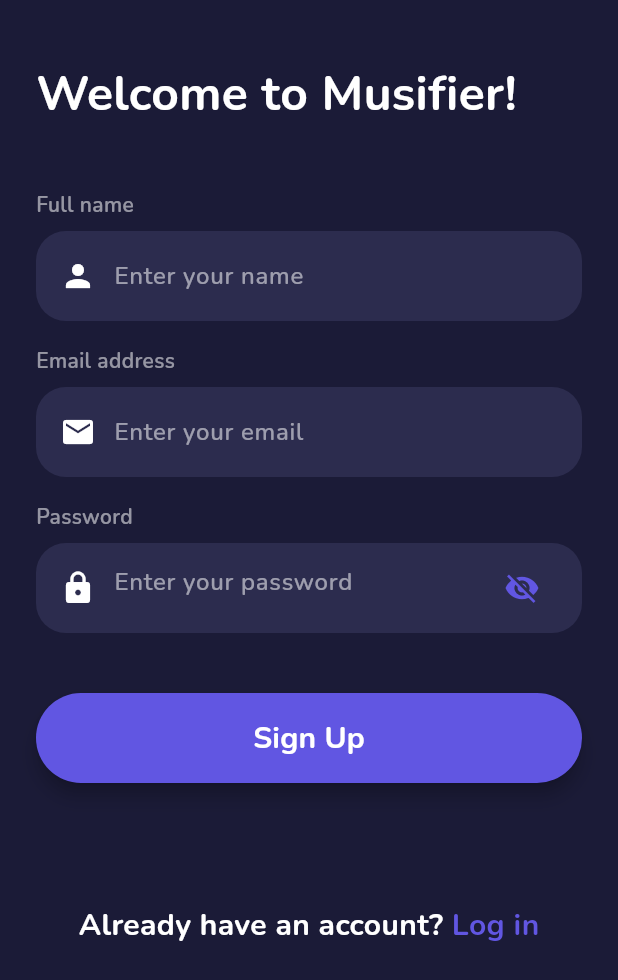
After one commit to tosek4/Musifier, a Flutter app: the SignUpPage screen opened directly, on a phone screen of 412 x 824 dp. The commit adds this screen. Shown: the top 980 px of the screen. Run offline on Flutter 3.47's test engine with Material 3 defaults, Android fonts, the light colour scheme and no system bars.

Commit message:
feat: signup page & update textInput

```diff
--- /dev/null
+++ b/musifier/lib/pages/signupPage.dart
@@ -0,0 +1,118 @@
+import 'package:flutter/material.dart';
+
+import '../widgets/button.dart';
+import '../widgets/textInput.dart';
+
+class SignUpPage extends StatefulWidget {
+  const SignUpPage({Key? key}) : super(key: key);
+
+  @override
+  _SignUpPageState createState() => _SignUpPageState();
+}
+
+class _SignUpPageState extends State<SignUpPage> {
+  final TextEditingController _nameController = TextEditingController();
+  final TextEditingController _emailController = TextEditingController();
+  final TextEditingController _passwordController = TextEditingController();
+
+  @override
+  void dispose() {
+    _nameController.dispose();
+    _emailController.dispose();
+    _passwordController.dispose();
+    super.dispose();
+  }
+
+  void _handleSignUp() {
+    print('Name: ${_nameController.text}');
+    print('Email: ${_emailController.text}');
+    print('Password: ${_passwordController.text}');
+  }
+
+  @override
+  Widget build(BuildContext context) {
+    return Scaffold(
+      backgroundColor: const Color(0xFF1B1B37),
+      body: SafeArea(
+        child: SingleChildScrollView(
+          child: Padding(
+            padding: const EdgeInsets.symmetric(horizontal: 24),
+            child: Column(
+              crossAxisAlignment: CrossAxisAlignment.start,
+              children: [
+                const SizedBox(height: 40),
+                const Text(
+                  'Welcome to Musifier!',
+                  style: TextStyle(
+                    color: Colors.white,
+                    fontSize: 32,
+                    fontWeight: FontWeight.bold,
+                    fontFamily: 'Nunito',
+                  ),
+                ),
+                const SizedBox(height: 40),
+                CustomInputField(
+                  controller: _nameController,
+                  hintText: 'Enter your name',
+                  icon: Icons.person,
+                  labelText: 'Full name',
+                ),
+                const SizedBox(height: 16),
+                CustomInputField(
+                  controller: _emailController,
+                  hintText: 'Enter your email',
+                  icon: Icons.email,
+                  labelText: 'Email address',
+                ),
+                const SizedBox(height: 16),
+                CustomInputField(
+                  controller: _passwordController,
+                  hintText: 'Enter your password',
+                  icon: Icons.lock,
+                  obscureText: true,
+                  labelText: 'Password',
+                ),
+                const SizedBox(height: 40),
+                GestureDetector(
+                  onTap: _handleSignUp,
+                  child: const CustomButton(
+                    text: 'Sign Up',
+                  ),
+                ),
+                const SizedBox(height: 80),
+                Row(
+                  mainAxisAlignment: MainAxisAlignment.center,
+                  children: [
+                    const Text(
+                      'Already have an account? ',
+                      style: TextStyle(
+                        color: Colors.white,
+                        fontWeight: FontWeight.bold,
+                        fontSize: 20,
+                        fontFamily: 'Nunito',
+                      ),
+                    ),
+                    GestureDetector(
+                      onTap: () {
+
+                      },
+                      child: const Text(
+                        'Log in',
+                        style: TextStyle(
+                          color: Color(0xFF6156E2),
+                          fontSize: 20,
+                          fontWeight: FontWeight.bold,
+                          fontFamily: 'Nunito',
+                        ),
+                      ),
+                    ),
+                  ],
+                ),
+              ],
+            ),
+          ),
+        ),
+      ),
+    );
+  }
+}
--- a/musifier/lib/widgets/textInput.dart
+++ b/musifier/lib/widgets/textInput.dart
@@ -1,6 +1,6 @@
 import 'package:flutter/material.dart';
 
-class CustomInputField extends StatelessWidget {
+class CustomInputField extends StatefulWidget {
   final String hintText;
   final IconData icon;
   final bool obscureText;
@@ -17,14 +17,27 @@
   }) : super(key: key);
 
   @override
+  _CustomInputFieldState createState() => _CustomInputFieldState();
+}
+
+class _CustomInputFieldState extends State<CustomInputField> {
+  late bool _obscureText;
+
+  @override
+  void initState() {
+    super.initState();
+    _obscureText = widget.obscureText;
+  }
+
+  @override
   Widget build(BuildContext context) {
     return Column(
       crossAxisAlignment: CrossAxisAlignment.start,
       children: [
         Text(
-          labelText,
+          widget.labelText,
           style: const TextStyle(
-            color: Colors.white,
+            color: Colors.white54,
             fontSize: 14,
             fontWeight: FontWeight.w600,
             fontFamily: 'Nunito',
@@ -41,15 +54,15 @@
           child: Row(
             children: [
               Icon(
-                icon,
+                widget.icon,
                 color: Colors.white,
                 size: 24,
               ),
               const SizedBox(width: 12),
               Expanded(
                 child: TextField(
-                  controller: controller,
-                  obscureText: obscureText,
+                  controller: widget.controller,
+                  obscureText: _obscureText,
                   style: const TextStyle(
                     color: Colors.white,
                     fontSize: 16,
@@ -58,10 +71,25 @@
                   ),
                   decoration: InputDecoration(
                     border: InputBorder.none,
-                    hintText: hintText,
+                    hintText: widget.hintText,
                     hintStyle: const TextStyle(
                       color: Colors.white54,
                     ),
+                    suffixIcon: widget.obscureText
+                        ? IconButton(
+                      icon: Icon(
+                        _obscureText
+                            ? Icons.visibility_off
+                            : Icons.visibility,
+                        color: Color(0xFF6156E2),
+                      ),
+                      onPressed: () {
+                        setState(() {
+                          _obscureText = !_obscureText;
+                        });
+                      },
+                    )
+                        : null,
                   ),
                   cursorColor: Colors.white,
                 ),
```
